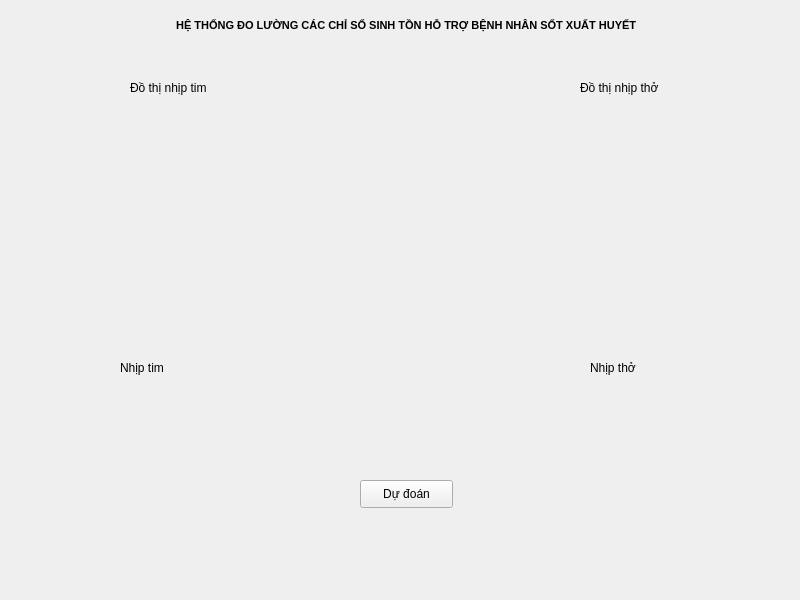
First picture: the form in hoang/src/view/display.ui, repository alonet14/nckh, before the edit.
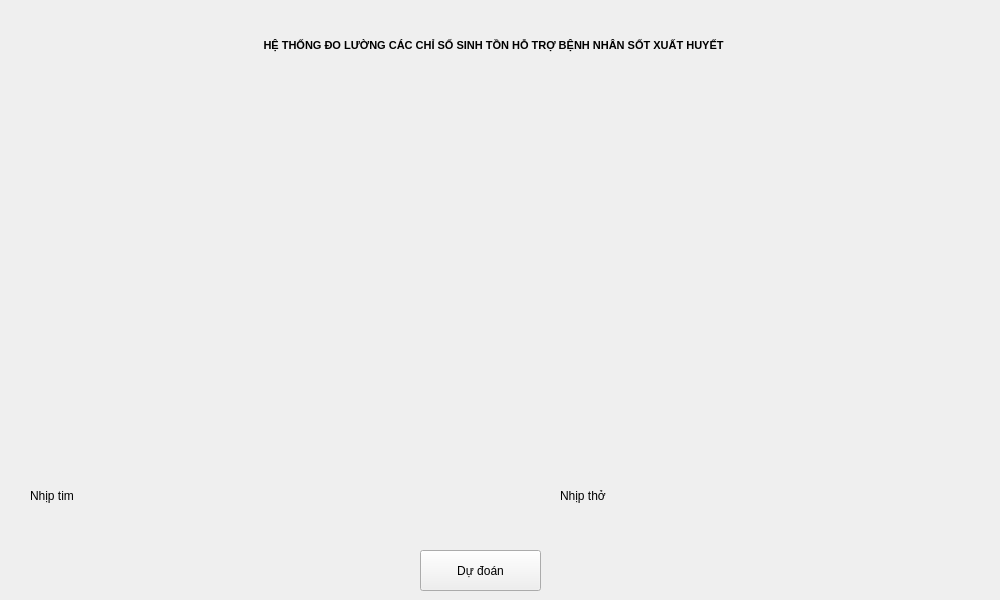
Second picture: the form after the edit.

Diff of the .ui file:
```diff
--- a/hoang/src/view/display.ui
+++ b/hoang/src/view/display.ui
@@ -2,32 +2,41 @@
 <ui version="4.0">
  <class>Form</class>
  <widget class="QWidget" name="Form">
+  <property name="enabled">
+   <bool>true</bool>
+  </property>
   <property name="geometry">
    <rect>
     <x>0</x>
     <y>0</y>
-    <width>800</width>
+    <width>1000</width>
     <height>600</height>
    </rect>
   </property>
+  <property name="minimumSize">
+   <size>
+    <width>1000</width>
+    <height>600</height>
+   </size>
+  </property>
   <property name="windowTitle">
    <string>Form</string>
   </property>
   <widget class="QWidget" name="widget_hr" native="true">
    <property name="geometry">
     <rect>
-     <x>50</x>
-     <y>110</y>
-     <width>281</width>
-     <height>231</height>
+     <x>10</x>
+     <y>100</y>
+     <width>451</width>
+     <height>371</height>
     </rect>
    </property>
   </widget>
   <widget class="QLabel" name="label">
    <property name="geometry">
     <rect>
-     <x>170</x>
-     <y>0</y>
+     <x>230</x>
+     <y>20</y>
      <width>521</width>
      <height>51</height>
     </rect>
@@ -42,37 +51,27 @@
    <property name="text">
     <string>  HỆ THỐNG ĐO LƯỜNG CÁC CHỈ SỐ SINH TỒN HỖ TRỢ BỆNH NHÂN SỐT XUẤT HUYẾT</string>
    </property>
-  </widget>
-  <widget class="QLabel" name="label_5">
-   <property name="geometry">
-    <rect>
-     <x>580</x>
-     <y>80</y>
-     <width>81</width>
-     <height>16</height>
-    </rect>
-   </property>
-   <property name="text">
-    <string>Đồ thị nhịp thở</string>
+   <property name="alignment">
+    <set>Qt::AlignCenter</set>
    </property>
   </widget>
   <widget class="QWidget" name="widget_rr" native="true">
    <property name="geometry">
     <rect>
-     <x>480</x>
-     <y>110</y>
-     <width>291</width>
-     <height>221</height>
+     <x>500</x>
+     <y>100</y>
+     <width>481</width>
+     <height>371</height>
     </rect>
    </property>
   </widget>
   <widget class="QLabel" name="label_6">
    <property name="geometry">
     <rect>
-     <x>120</x>
-     <y>360</y>
-     <width>55</width>
-     <height>16</height>
+     <x>30</x>
+     <y>480</y>
+     <width>111</width>
+     <height>31</height>
     </rect>
    </property>
    <property name="text">
@@ -82,36 +81,23 @@
   <widget class="QLabel" name="label_7">
    <property name="geometry">
     <rect>
-     <x>590</x>
-     <y>360</y>
-     <width>55</width>
-     <height>16</height>
+     <x>560</x>
+     <y>480</y>
+     <width>101</width>
+     <height>31</height>
     </rect>
    </property>
    <property name="text">
     <string>Nhịp thở</string>
    </property>
   </widget>
-  <widget class="QLabel" name="label_4">
-   <property name="geometry">
-    <rect>
-     <x>130</x>
-     <y>80</y>
-     <width>91</width>
-     <height>16</height>
-    </rect>
-   </property>
-   <property name="text">
-    <string>Đồ thị nhịp tim</string>
-   </property>
-  </widget>
   <widget class="QPushButton" name="pushButton">
    <property name="geometry">
     <rect>
-     <x>360</x>
-     <y>480</y>
-     <width>93</width>
-     <height>28</height>
+     <x>420</x>
+     <y>550</y>
+     <width>121</width>
+     <height>41</height>
     </rect>
    </property>
    <property name="text">
```
